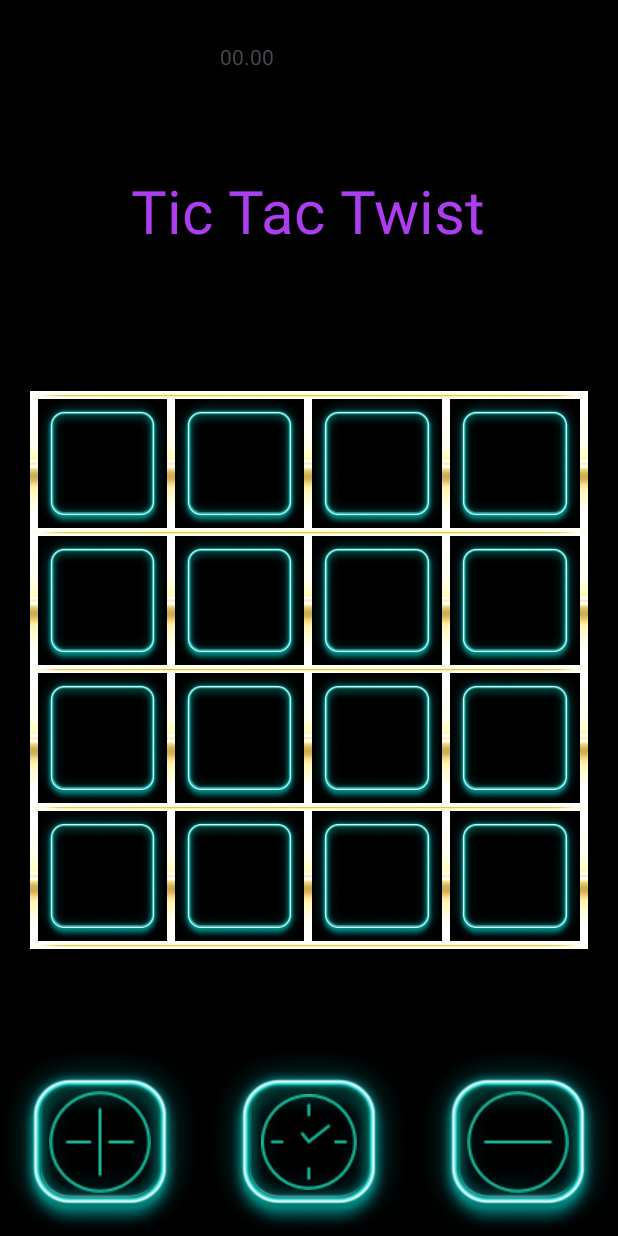
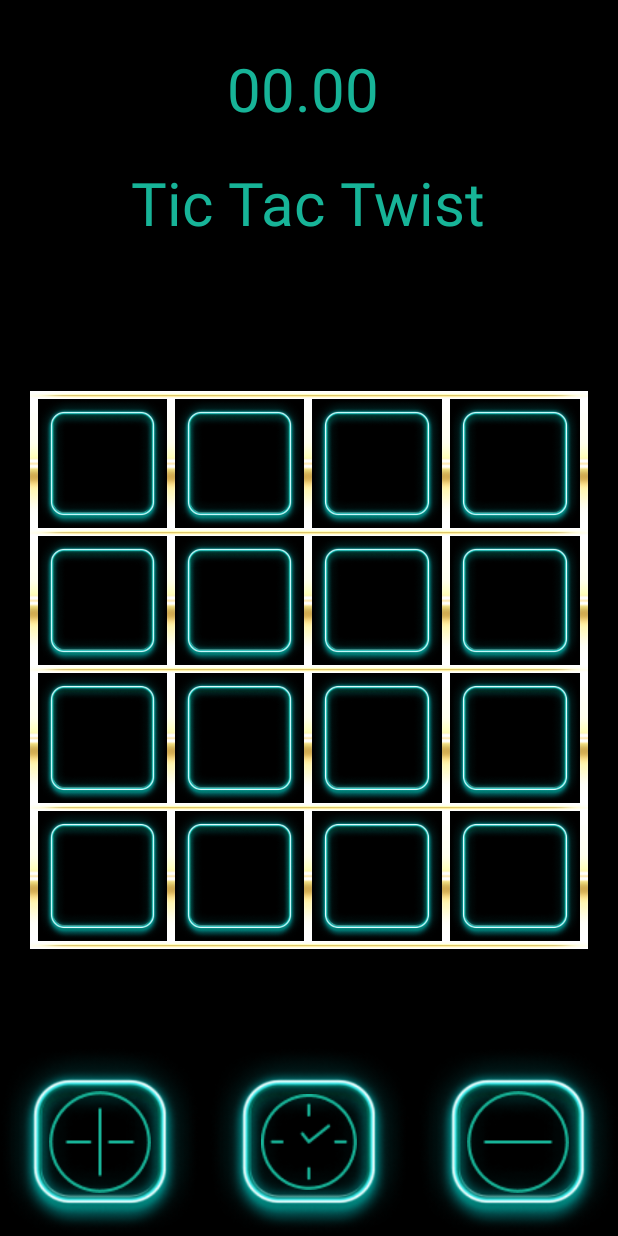
Before and after one commit to theboomstick123/AndroidProg, an Android app: the GameActivity screen opened directly, with no data from a screen before it, on a phone screen of 412 x 824 dp. Run offline under Robolectric (Android 15) with nearby library versions, the phone set to English and light mode, and no system bars; 21 statements that could not run were skipped.

Commit message:
victory fragment draft done and game fragment polished

```diff
--- a/app/src/main/res/layout/activity_game.xml
+++ b/app/src/main/res/layout/activity_game.xml
@@ -13,9 +13,9 @@
         android:id="@+id/txtvTurnView"
         android:layout_width="wrap_content"
         android:layout_height="wrap_content"
-        android:layout_marginTop="16dp"
+        android:layout_marginTop="8dp"
         android:text="Tic Tac Twist"
-        android:textColor="@color/violet"
+        android:textColor="@color/bettercyan"
         android:textSize="40sp"
         app:layout_constraintEnd_toEndOf="parent"
         app:layout_constraintHorizontal_bias="0.497"
@@ -274,11 +274,14 @@
 
     <TextView
         android:id="@+id/textView2"
-        android:layout_width="119dp"
-        android:layout_height="69dp"
-        android:layout_marginTop="28dp"
+        android:layout_width="108dp"
+        android:layout_height="68dp"
+        android:layout_marginTop="32dp"
         android:text="00.00"
+        android:textColor="@color/bettercyan"
+        android:textSize="40dp"
         app:layout_constraintEnd_toEndOf="parent"
+        app:layout_constraintHorizontal_bias="0.498"
         app:layout_constraintStart_toStartOf="parent"
         app:layout_constraintTop_toTopOf="parent" />
 
--- a/app/src/main/res/values/colors.xml
+++ b/app/src/main/res/values/colors.xml
@@ -4,5 +4,6 @@
     <color name="white">#FFFFFFFF</color>
     <color name="violet">#AC3EEF</color>
     <color name="cyan">#17B498</color>
+    <color name="bettercyan">#17B498</color>
 
 </resources>
```
Also changed, not shown: app/src/main/res/layout/activity_victory.xml (+55 -11 lines).
